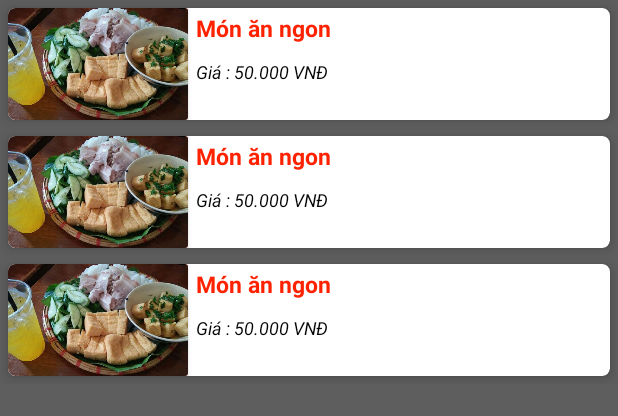
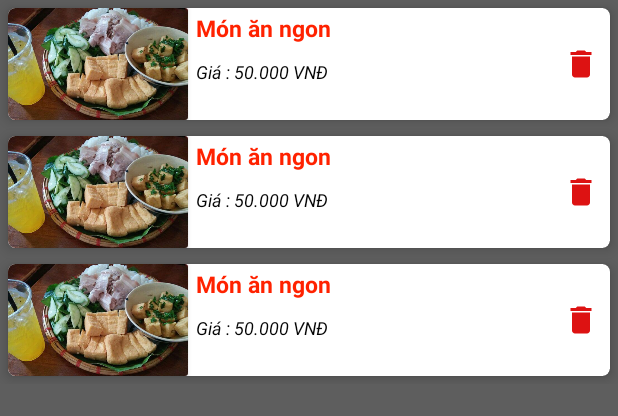
Before and after one commit to phamtanphat/RecyclerView20072021, an Android app: the layout activity_main.xml on its own in the app's theme, with its tools: preview values and no code run, on a phone screen of 412 x 824 dp. Shown: the top 416 px of the screen. Run offline under Robolectric (Android 15) with nearby library versions, the phone set to English and light mode, and no system bars.

Commit message:
update ui delete

```diff
--- /dev/null
+++ b/app/src/main/java/com/example/recyclerview20072021/OnItemListener.java
@@ -0,0 +1,5 @@
+package com.example.recyclerview20072021;
+
+public interface OnItemListener{
+    void onItemClick(int position);
+}
--- /dev/null
+++ b/app/src/main/res/drawable/ic_delete.xml
@@ -0,0 +1,5 @@
+<vector android:height="24dp" android:tint="#DD1212"
+    android:viewportHeight="24" android:viewportWidth="24"
+    android:width="24dp" xmlns:android="http://schemas.android.com/apk/res/android">
+    <path android:fillColor="@android:color/white" android:pathData="M6,19c0,1.1 0.9,2 2,2h8c1.1,0 2,-0.9 2,-2V7H6v12zM19,4h-3.5l-1,-1h-5l-1,1H5v2h14V4z"/>
+</vector>
--- a/app/src/main/res/layout/item_food.xml
+++ b/app/src/main/res/layout/item_food.xml
@@ -63,6 +63,16 @@
             tools:text="Giá : 50.000 VNĐ"
             android:layout_width="0dp"
             android:layout_height="wrap_content"/>
+        <ImageView
+            android:id="@+id/imageViewDelete"
+            app:layout_constraintHorizontal_bias="0.98"
+            app:layout_constraintBottom_toBottomOf="parent"
+            app:layout_constraintTop_toTopOf="parent"
+            app:layout_constraintLeft_toLeftOf="parent"
+            app:layout_constraintRight_toRightOf="parent"
+            android:src="@drawable/ic_delete"
+            android:layout_width="wrap_content"
+            android:layout_height="wrap_content"/>
 
     </androidx.constraintlayout.widget.ConstraintLayout>
 </androidx.cardview.widget.CardView>
```
Also changed, not shown: app/src/main/java/com/example/recyclerview20072021/Food.java (+0 -15 lines), app/src/main/java/com/example/recyclerview20072021/FoodAdapter.java (+13 -1 lines), app/src/main/java/com/example/recyclerview20072021/MainActivity.java (+9 -0 lines).
